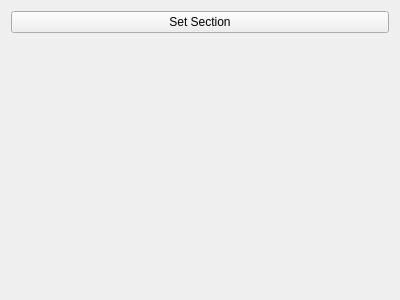
This is pulse/interface/data/ui_files/model/geometry/only_section_option_widget.ui in open-pulse/OpenPulse as Qt 5 draws it before an edit. The edited form follows.
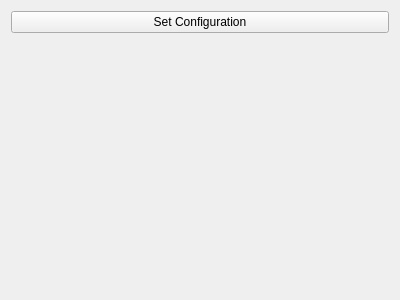
This is the edited form.

Commit message: change multiple window button configurations

Diff of the .ui file:
```diff
--- a/pulse/interface/data/ui_files/model/geometry/only_section_option_widget.ui
+++ b/pulse/interface/data/ui_files/model/geometry/only_section_option_widget.ui
@@ -17,7 +17,10 @@
    <item>
     <widget class="QPushButton" name="set_section_button">
      <property name="text">
-      <string>Set Section</string>
+      <string>Set Configuration</string>
+     </property>
+     <property name="status" stdset="0">
+      <string>danger</string>
      </property>
     </widget>
    </item>
```
The commit also changes 14 other files.
